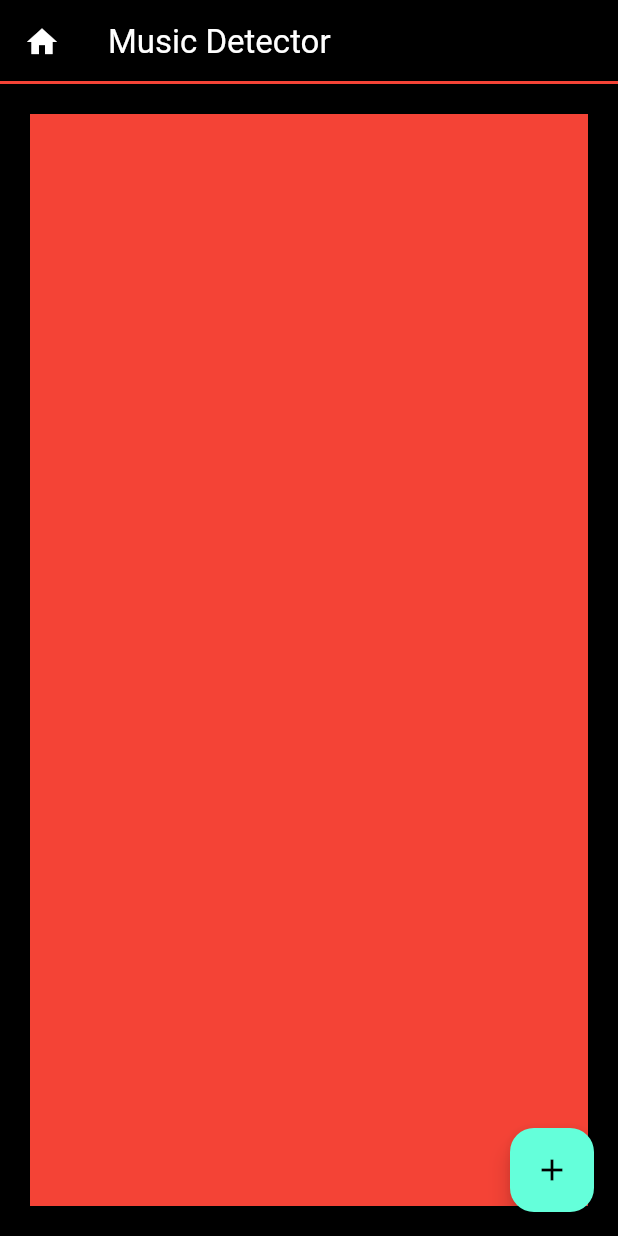
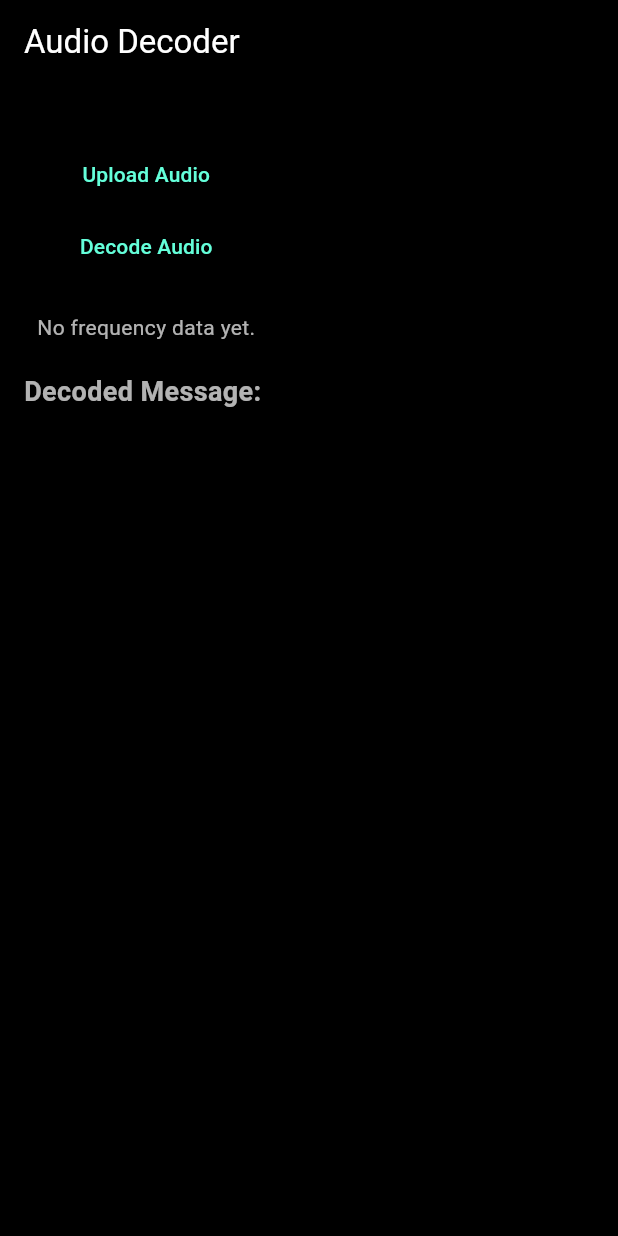
Before and after one commit to Kotresh162/Music_frequency_flutter, a Flutter app: the screen it shows after launch, on a phone screen of 412 x 824 dp. Run offline on Flutter 3.47's test engine with Material 3 defaults, Android fonts, the phone set to English and light mode, and no system bars; our stand-ins replace file_picker, fl_chart, just_audio; missing offline and left inert: fftea, wav.

Commit message:
decoded-architecture

```diff
--- /dev/null
+++ b/lib/domain/entities/decode_message.dart
@@ -0,0 +1,5 @@
+class DecodedMessage {
+  final String text;
+  final List<double> frequencies;
+  DecodedMessage(this.text,this.frequencies);
+}
--- /dev/null
+++ b/lib/domain/usecases/decode_audio_message.dart
@@ -0,0 +1,5 @@
+
+import '../entities/decode_message.dart';
+abstract class DecodeAudioMessage {
+  Future<DecodedMessage> call(String path);
+}
--- a/lib/homepage.dart
+++ /dev/null
@@ -1,47 +0,0 @@
-
-import 'package:flutter/material.dart';
-
-class HomeScreen extends StatefulWidget {
-  const HomeScreen({super.key});
-
-  @override
-  State<HomeScreen> createState() => _HomeScreenState();
-}
-
-class _HomeScreenState extends State<HomeScreen> {
-  String message= "Decoding...";
-  @override
-  Widget build(BuildContext context) {
-    return Scaffold(
-      appBar: AppBar(
-        title: Text('Music Detector'),
-        leading: IconButton(onPressed: () {
-          print("printed");
-        }, icon: const Icon(Icons.home)),
-        shape: const Border(
-          bottom: BorderSide(
-            color: Colors.red,  // Color of the bottom border
-            width: 2.0,         // Thickness of the bottom border
-            style: BorderStyle.solid, // Style of the border (solid, dashed, etc.)
-          ),
-        ),
-      ),
-      body: Container(
-        padding: EdgeInsets.all(20),
-        child: Container(
-          decoration: BoxDecoration(
-            color: Colors.red
-          ),
-        )
-      ),
-      floatingActionButton: FloatingActionButton(
-        onPressed: (){
-          print('upload file');
-        },
-        tooltip: 'Increment',
-        child: const Icon(Icons.add),
-      ),
-
-    );
-  }
-}
--- a/lib/main.dart
+++ b/lib/main.dart
@@ -1,6 +1,6 @@
 import 'package:flutter/material.dart';
 
-import 'homepage.dart';
+import 'ui/homepage.dart';
 
 void main() {
   runApp(const MyApp());
--- /dev/null
+++ b/lib/ui/homepage.dart
@@ -0,0 +1,142 @@
+import 'dart:io';
+import 'package:flutter/material.dart';
+import 'package:file_picker/file_picker.dart';
+import 'package:just_audio/just_audio.dart';
+import 'package:fl_chart/fl_chart.dart';
+
+import '../../domain/entities/decode_message.dart';
+import '../controllers/audio_decode_controller.dart';
+
+class HomeScreen extends StatefulWidget {
+  const HomeScreen({super.key});
+
+  @override
+  State<HomeScreen> createState() => _HomeScreenState();
+}
+
+class _HomeScreenState extends State<HomeScreen> {
+  late AudioPlayer _player;
+  String? filePath;
+  String message = "";
+  List<double> _frequencies = [];
+
+  final decodeUsecase = DecodeAudioMessageImpl({
+    440: "A", 350: "B", 260: "C", 474: "D", 492: "E",
+    401: "F", 584: "G", 553: "H", 582: "I", 525: "J",
+    501: "K", 532: "L", 594: "M", 599: "N", 528: "O",
+    539: "P", 675: "Q", 683: "R", 698: "S", 631: "T",
+    628: "U", 611: "V", 622: "W", 677: "X", 688: "Y",
+    693: "Z", 418: " "
+  });
+
+  @override
+  void initState() {
+    super.initState();
+    _player = AudioPlayer();
+  }
+
+  Future<void> _pickAudio() async {
+    FilePickerResult? result =
+    await FilePicker.platform.pickFiles(type: FileType.audio);
+
+    if (result != null && result.files.single.path != null) {
+      filePath = result.files.single.path!;
+
+      // ✅ Correct way: use setAudioSource with FileAudioSource
+      await _player.setAudioSource(
+        AudioSource.file(filePath!),
+      );
+
+      setState(() {});
+    }
+  }
+
+  Future<void> _decodeAudio() async {
+    if (filePath == null) return;
+
+    DecodedMessage msg = await decodeUsecase(filePath!);
+    setState(() {
+      message = msg.text;
+      _frequencies = msg.frequencies;
+    });
+  }
+
+  Widget _buildGraph() {
+    if (_frequencies.isEmpty) {
+      return const Text("No frequency data yet.");
+    }
+
+    return SizedBox(
+      height: 200,
+      child: LineChart(
+        LineChartData(
+          titlesData: FlTitlesData(
+            leftTitles: AxisTitles(
+              sideTitles: SideTitles(showTitles: true, reservedSize: 40),
+            ),
+            bottomTitles: AxisTitles(
+              sideTitles: SideTitles(showTitles: false),
+            ),
+          ),
+          gridData: FlGridData(show: true),
+          borderData: FlBorderData(show: true),
+          lineBarsData: [
+            LineChartBarData(
+              spots: _frequencies.asMap().entries.map((entry) {
+                return FlSpot(entry.key.toDouble(), entry.value);
+              }).toList(),
+              isCurved: true,
+              barWidth: 2,
+              belowBarData: BarAreaData(show: false),
+              dotData: FlDotData(show: false),
+            )
+          ],
+        ),
+      ),
+    );
+  }
+
+  @override
+  void dispose() {
+    _player.dispose();
+    super.dispose();
+  }
+
+  @override
+  Widget build(BuildContext context) {
+    return Scaffold(
+      appBar: AppBar(title: const Text("Audio Decoder")),
+      body: Padding(
+        padding: const EdgeInsets.all(16.0),
+        child: Column(
+          children: [
+            if (filePath != null) ...[
+              Text("Selected File: ${filePath!.split('/').last}"),
+              const SizedBox(height: 10),
+              ElevatedButton(
+                onPressed: () => _player.play(),
+                child: const Text("▶ Play"),
+              ),
+            ],
+            const SizedBox(height: 20),
+            ElevatedButton(
+              onPressed: _pickAudio,
+              child: const Text("Upload Audio"),
+            ),
+            ElevatedButton(
+              onPressed: _decodeAudio,
+              child: const Text("Decode Audio"),
+            ),
+            const SizedBox(height: 20),
+            _buildGraph(),
+            const SizedBox(height: 20),
+            Text(
+              "Decoded Message: $message",
+              style: const TextStyle(fontSize: 18, fontWeight: FontWeight.bold),
+            ),
+          ],
+        ),
+      ),
+    );
+  }
+}
```
Also changed, not shown: lib/controllers/audio_decode_controller.dart (added, +62 -0 lines), lib/ui/graph.dart (added, +63 -0 lines), pubspec.yaml (+8 -1 lines), pubspec.lock, 2 other files.
